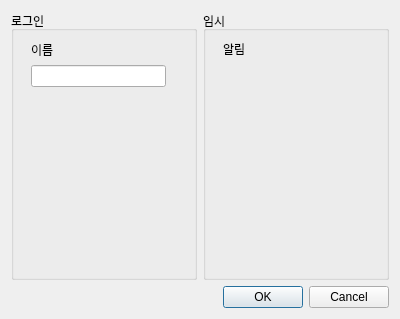
Old version of the form ui/login_dialog.ui in the repository Glen-Lee-glitch/new_viewer.
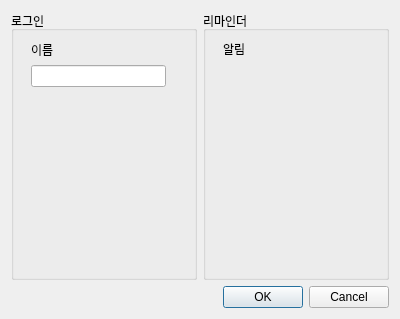
New version of the form.

Commit message:
fix: SQL 쿼리 및 UI 요소 수정
- sql_manager.py에서 초본 관련 SQL 조건 수정: cb.address_2 제거
- login_dialog.ui에서 위젯 이름 추가 및 그룹박스 제목을 '리마인더'로 변경
- ev_helper_dialog.py에서 '신청자종'을 '신청차종'으로 수정
- helper_overlay.py에서 레이블 스타일 및 위치 조정, 불필요한 구분선 제거

What changed in the file:
```diff
--- a/ui/login_dialog.ui
+++ b/ui/login_dialog.ui
@@ -48,7 +48,7 @@
      <item>
       <widget class="QGroupBox" name="groupBox_2">
        <property name="title">
-        <string>임시</string>
+        <string>리마인더</string>
        </property>
        <widget class="QLabel" name="label_2">
         <property name="geometry">
```
Left out of the diff: 2 changed lines with no effect on the pictures. The commit also changes 3 other files.
